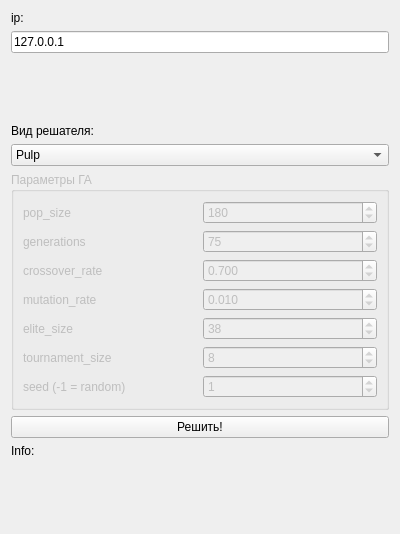
Above: src/CrossUI/reshator.ui from Vasteri/MetaDiplom before the change. Below: the same form after it.
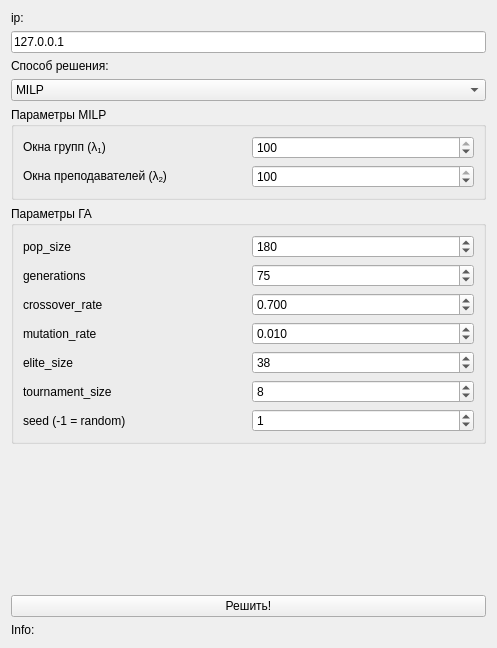
That is the form after the change.

Commit message: feat: add parametrs for milp

Patch:
```diff
--- a/src/CrossUI/reshator.ui
+++ b/src/CrossUI/reshator.ui
@@ -6,39 +6,38 @@
    <rect>
     <x>0</x>
     <y>0</y>
-    <width>400</width>
-    <height>534</height>
+    <width>497</width>
+    <height>648</height>
    </rect>
   </property>
   <property name="windowTitle">
    <string>Form</string>
   </property>
   <layout class="QGridLayout" name="gridLayout">
-   <item row="1" column="0">
-    <widget class="QLineEdit" name="edit_ip">
+   <item row="2" column="0">
+    <widget class="QLabel" name="label">
+     <property name="sizePolicy">
+      <sizepolicy hsizetype="Preferred" vsizetype="Fixed">
+       <horstretch>0</horstretch>
+       <verstretch>0</verstretch>
+      </sizepolicy>
+     </property>
      <property name="text">
-      <string>127.0.0.1</string>
+      <string>Способ решения:</string>
      </property>
     </widget>
    </item>
-   <item row="4" column="0">
-    <widget class="QComboBox" name="comboBox">
-     <item>
-      <property name="text">
-       <string>Pulp</string>
-      </property>
-     </item>
-     <item>
-      <property name="text">
-       <string>Генетические алгоритмы</string>
-      </property>
-     </item>
+   <item row="7" column="0">
+    <widget class="QPushButton" name="but_send">
+     <property name="text">
+      <string>Решить!</string>
+     </property>
     </widget>
    </item>
-   <item row="6" column="0">
+   <item row="5" column="0">
     <widget class="QGroupBox" name="group_ga_params">
      <property name="enabled">
-      <bool>false</bool>
+      <bool>true</bool>
      </property>
      <property name="title">
       <string>Параметры ГА</string>
@@ -199,31 +198,71 @@
      </layout>
     </widget>
    </item>
-   <item row="2" column="0">
-    <spacer name="verticalSpacer">
-     <property name="orientation">
-      <enum>Qt::Orientation::Vertical</enum>
+   <item row="3" column="0">
+    <widget class="QComboBox" name="comboBox">
+     <property name="currentText">
+      <string>MILP</string>
      </property>
-     <property name="sizeHint" stdset="0">
-      <size>
-       <width>20</width>
-       <height>40</height>
-      </size>
-     </property>
-    </spacer>
+     <item>
+      <property name="text">
+       <string>MILP</string>
+      </property>
+     </item>
+     <item>
+      <property name="text">
+       <string>Генетические алгоритмы</string>
+      </property>
+     </item>
+    </widget>
    </item>
-   <item row="0" column="0">
-    <widget class="QLabel" name="label_2">
+   <item row="1" column="0">
+    <widget class="QLineEdit" name="edit_ip">
      <property name="text">
-      <string>ip:</string>
+      <string>127.0.0.1</string>
      </property>
     </widget>
    </item>
-   <item row="7" column="0">
-    <widget class="QPushButton" name="but_send">
-     <property name="text">
-      <string>Решить!</string>
+   <item row="4" column="0">
+    <widget class="QGroupBox" name="group_milp_params">
+     <property name="title">
+      <string>Параметры MILP</string>
      </property>
+     <layout class="QGridLayout" name="aa">
+      <item row="0" column="0">
+       <widget class="QLabel" name="lab_lambda_1">
+        <property name="text">
+         <string>&lt;html&gt;&lt;head/&gt;&lt;body&gt;&lt;p&gt;Окна групп (λ&lt;span style=&quot; vertical-align:sub;&quot;&gt;1&lt;/span&gt;)&lt;/p&gt;&lt;/body&gt;&lt;/html&gt;</string>
+        </property>
+       </widget>
+      </item>
+      <item row="1" column="0">
+       <widget class="QLabel" name="label_4">
+        <property name="text">
+         <string>&lt;html&gt;&lt;head/&gt;&lt;body&gt;&lt;p&gt;Окна преподавателей (λ&lt;span style=&quot; vertical-align:sub;&quot;&gt;2&lt;/span&gt;)&lt;/p&gt;&lt;/body&gt;&lt;/html&gt;</string>
+        </property>
+       </widget>
+      </item>
+      <item row="0" column="1">
+       <widget class="QSpinBox" name="spin_lambda_1">
+        <property name="maximum">
+         <number>100</number>
+        </property>
+        <property name="value">
+         <number>100</number>
+        </property>
+       </widget>
+      </item>
+      <item row="1" column="1">
+       <widget class="QSpinBox" name="spin_lambda_2">
+        <property name="maximum">
+         <number>100</number>
+        </property>
+        <property name="value">
+         <number>100</number>
+        </property>
+       </widget>
+      </item>
+     </layout>
     </widget>
    </item>
    <item row="8" column="0">
@@ -233,20 +272,14 @@
      </property>
     </widget>
    </item>
-   <item row="3" column="0">
-    <widget class="QLabel" name="label">
-     <property name="sizePolicy">
-      <sizepolicy hsizetype="Preferred" vsizetype="Fixed">
-       <horstretch>0</horstretch>
-       <verstretch>0</verstretch>
-      </sizepolicy>
-     </property>
+   <item row="0" column="0">
+    <widget class="QLabel" name="label_2">
      <property name="text">
-      <string>Вид решателя:</string>
+      <string>ip:</string>
      </property>
     </widget>
    </item>
-   <item row="9" column="0">
+   <item row="6" column="0">
     <spacer name="verticalSpacer_2">
      <property name="orientation">
       <enum>Qt::Orientation::Vertical</enum>
```
The commit also changes 4 other files.
